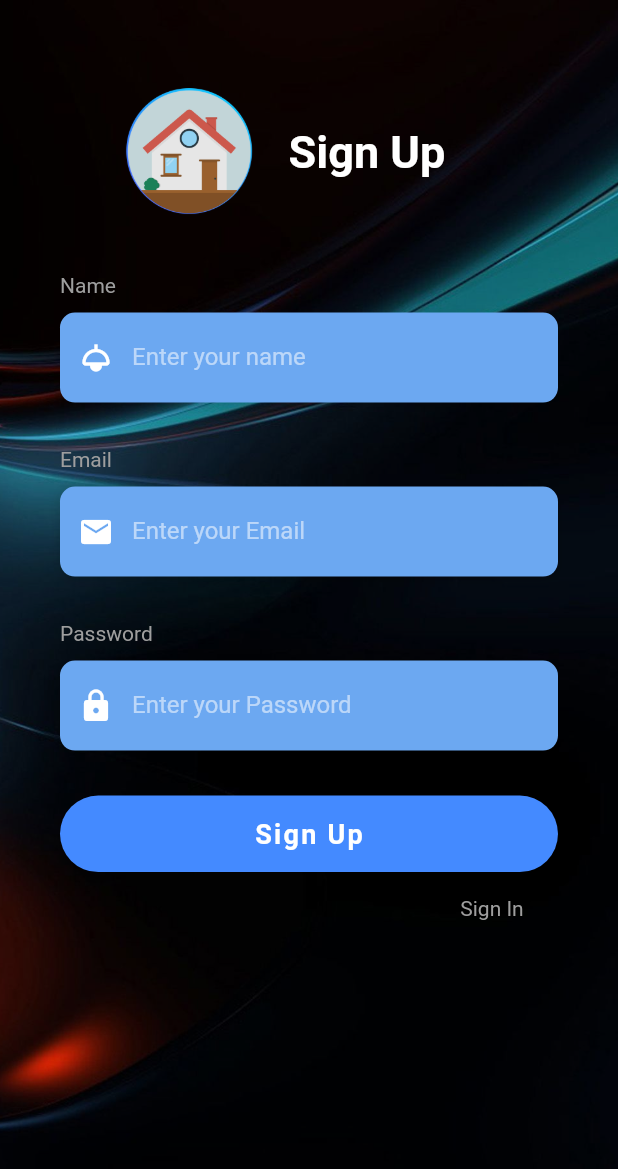
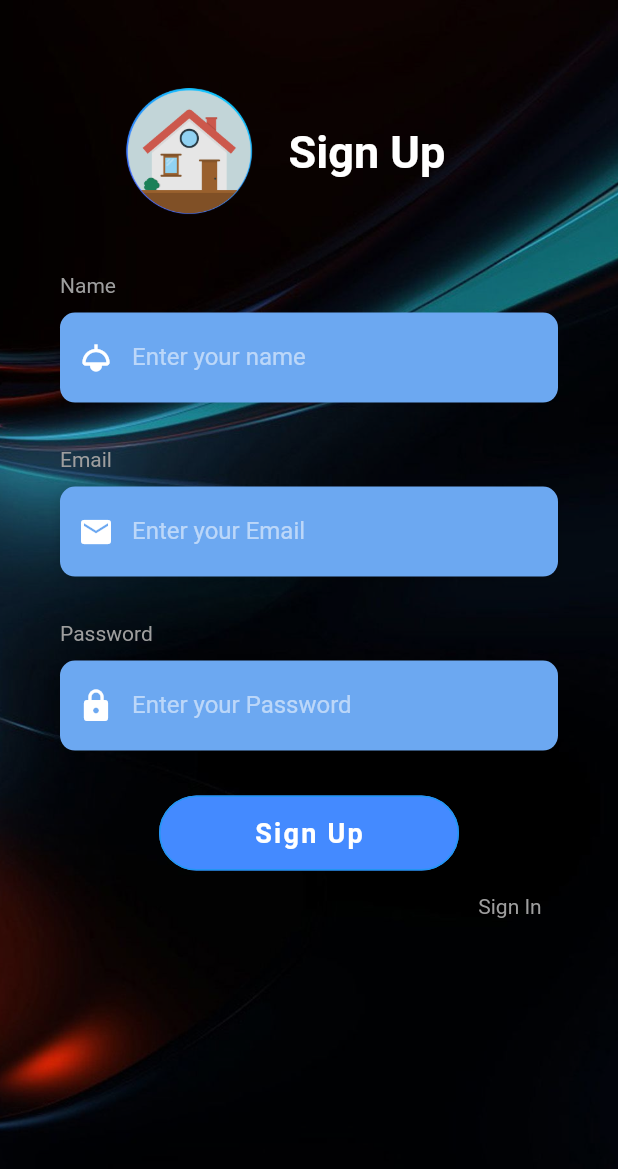
Before and after one commit to SmartHome101/Mobile-app-Last, a Flutter app: the LoginScreen screen opened directly, after a tap on "LOGIN", after a tap on "Don't have an account? Sign Up", on a phone screen of 412 x 824 dp. Shown: the top 1169 px of the screen. Run offline on Flutter 3.47's test engine with Material 2 defaults, Android fonts, the phone set to English and light mode, and no system bars; our stand-ins replace firebase_auth, firebase_core, firebase_database, google_fonts, introduction_screen, lottie and 2 more; accounts and stored records are empty; Roboto replaces fonts that are missing (OpenSans).

Commit message:
- Fix Alignment - Convert Old buttons

```diff
--- a/lib/Splash, Sign In, Sign Up/Login_Screen.dart
+++ b/lib/Splash, Sign In, Sign Up/Login_Screen.dart
@@ -140,9 +140,9 @@ class _LoginScreenState extends State<LoginScreen> {
   Widget _buildLoginBtn() {
     return Container(
       padding: EdgeInsets.symmetric(vertical: 25.0),
-      width: double.infinity,
-      child: RaisedButton(
-        elevation: 5.0,
+      alignment: Alignment.center,
+      child: ElevatedButton(
+        style: buttonStyle(Size(200,50)),
         onPressed: () async {
           bool Valid = await Check_Valid_Auth(
               Email_Controller.text, Password_Controller.text);
@@ -154,11 +154,6 @@ class _LoginScreenState extends State<LoginScreen> {
             }));
           }
         },
-        padding: EdgeInsets.all(15.0),
-        shape: RoundedRectangleBorder(
-          borderRadius: BorderRadius.circular(30.0),
-        ),
-        color: Colors.blueAccent,
         child: Text(
           'LOGIN',
           style: TextStyle(
--- a/lib/Splash, Sign In, Sign Up/Sign_UpScreen.dart
+++ b/lib/Splash, Sign In, Sign Up/Sign_UpScreen.dart
@@ -104,9 +104,9 @@ class _SignUpScreen extends State<SignUpScreen> {
 
   Widget _buildGo_SignUp() {
     return Container(
-      width: double.infinity,
-      child: RaisedButton(
-        elevation: 5.0,
+      alignment: Alignment.center,
+      child: ElevatedButton(
+        style: buttonStyle(Size(200,50)),
         onPressed: () async {
           bool Value = await Sign_Up_Account(Name_Controller.text,
               Email_Controller.text, Password_Controller.text);
@@ -117,11 +117,6 @@ class _SignUpScreen extends State<SignUpScreen> {
             Navigator.pop(context);
           }
         },
-        padding: EdgeInsets.all(15.0),
-        shape: RoundedRectangleBorder(
-          borderRadius: BorderRadius.circular(30.0),
-        ),
-        color: Colors.blueAccent,
         child: Text(
           'Sign Up',
           style: TextStyle(
@@ -139,11 +134,10 @@ class _SignUpScreen extends State<SignUpScreen> {
   Widget _buildLoginBtn() {
     return Container(
       alignment: Alignment.centerRight,
-      child: FlatButton(
+      child: TextButton(
         onPressed: () {
           Navigator.pop(context);
         },
-        padding: EdgeInsets.only(right: 0.0),
         child: Text(
           "Sign In",
           style: kLabelStyle,
--- a/lib/shared/ApplicationWidget.dart
+++ b/lib/shared/ApplicationWidget.dart
@@ -88,6 +88,7 @@ class _ApplicationWidgetState extends State<ApplicationWidget> {
           )
         ],
       ),
+
     );
   }
 }
--- a/lib/shared/Custom_Widgets.dart
+++ b/lib/shared/Custom_Widgets.dart
@@ -118,14 +118,13 @@ Widget BuildUserName(TextEditingController Name_Controller) {
 Widget BuildGo_SignUp(BuildContext context, void Function() reset) {
   return Container(
     alignment: Alignment.centerRight,
-    child: FlatButton(
+    child: TextButton(
       onPressed: () {
         reset();
         Navigator.push(context, MaterialPageRoute(builder: (context) {
           return SignUpScreen();
         }));
       },
-      padding: EdgeInsets.only(right: 0.0),
       child: Text(
         "Don't have an account? Sign Up",
         style: kLabelStyle,
@@ -145,7 +144,7 @@ BoxDecoration Background_decoration ()
 }
 
 
-Widget BuildUserName_Customized(TextEditingController Name_Controller) {
+Widget BuildUserName_Customized() {
   return Column(
     crossAxisAlignment: CrossAxisAlignment.center,
     children: <Widget>[
@@ -171,29 +170,15 @@ Widget BuildUserName_Customized(TextEditingController Name_Controller) {
             hintText: 'Enter your name',
             hintStyle: kHintTextStyle,
           ),
-          controller: Name_Controller,
         ),
       ),
     ],
   );
 }
-
 Widget Build_Logout(BuildContext context) {
   return Container(
-    child: RaisedButton(
-      elevation: 5.0,
-      onPressed: () async {
-        await CacheHelper.RemoveData(key: 'userName');
-        Navigator.pop(context);
-        Navigator.push(context, MaterialPageRoute(builder: (context) {
-          return LoginScreen();
-        }));
-      },
-      padding: EdgeInsets.all(15.0),
-      shape: RoundedRectangleBorder(
-        borderRadius: BorderRadius.circular(30.0),
-      ),
-      color: Colors.blueAccent,
+    alignment: Alignment.center,
+    child: ElevatedButton(
       child: Text(
         'Log out',
         style: TextStyle(
@@ -204,6 +189,48 @@ Widget Build_Logout(BuildContext context) {
           fontFamily: 'OpenSans',
         ),
       ),
+      style: buttonStyle(Size(250,50)) ,
+      onPressed: () async {
+        await CacheHelper.RemoveData(key: 'userName');
+        Navigator.pop(context);
+        Navigator.push(context, MaterialPageRoute(builder: (context) {
+          return LoginScreen();
+        }));
+      },
+
     ),
   );
 }
+Widget Build_Update() {
+  return Container(
+    alignment: Alignment.center,
+    child: ElevatedButton(
+      child: Text(
+          'Update',
+          style: TextStyle(
+            color: Colors.white,
+            letterSpacing: 1.5,
+            fontSize: 18.0,
+            fontWeight: FontWeight.bold,
+            fontFamily: 'OpenSans',
+          ),
+        ),
+      style: buttonStyle(Size(250,50)) ,
+      onPressed: (){},
+    ),
+  );
+}
+
+
+ButtonStyle buttonStyle(Size _size)
+{
+  return ElevatedButton.styleFrom(
+    minimumSize: _size,
+    primary: Colors.blueAccent,
+    onPrimary: Colors.white10,
+    shape: new RoundedRectangleBorder(
+      borderRadius: new BorderRadius.circular(40.0),
+      side: BorderSide(color: Colors.blue),
+    ),
+  );
+}
```
Also changed, not shown: lib/Home Room/Home_Screen.dart (+5 -91 lines), lib/Home Room/SlidingPanel.dart (deleted, +0 -24 lines), lib/Home Room/Sliding_Bar.dart (added, +72 -0 lines).
